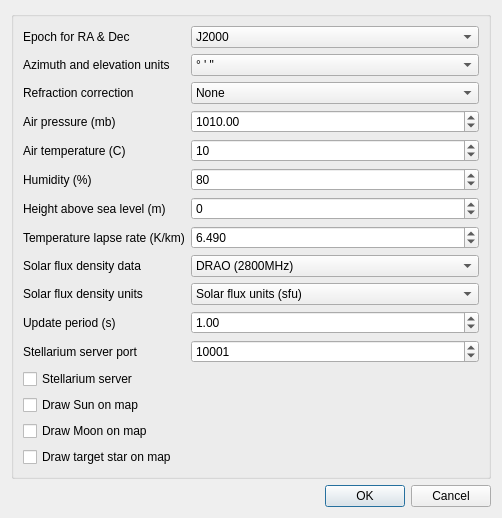
Qt form plugins/feature/startracker/startrackersettingsdialog.ui (f4exb/sdrangel) before a commit.
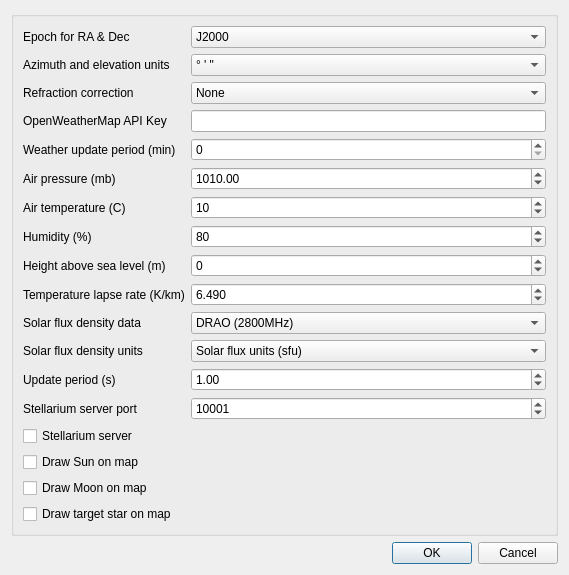
The same form after that commit.

Commit message:
Star Tracker updates.
Plot Sun and Moon on sky temperature chart.
Plot markers on Galactic line-of-sight chart.
Create animations from Galactic line-of-sight chart.
Allow weather at antenna location to be downloaded from openweathermap.org
Allow target to be entered as Galactic longitude / latitude.
Add azimuth and elevation offsets to support scans around targets.
Add S7, S8 and S9 targets.
Refactor some code from GUI to main plugin, so computed values can be used in other plugins.

The edit to the form file:
```diff
--- a/plugins/feature/startracker/startrackersettingsdialog.ui
+++ b/plugins/feature/startracker/startrackersettingsdialog.ui
@@ -6,8 +6,8 @@
    <rect>
     <x>0</x>
     <y>0</y>
-    <width>496</width>
-    <height>491</height>
+    <width>569</width>
+    <height>535</height>
    </rect>
   </property>
   <property name="font">
@@ -23,47 +23,85 @@
    <item>
     <widget class="QGroupBox" name="groupBox">
      <layout class="QGridLayout" name="gridLayout">
-      <item row="10" column="1">
-       <widget class="QDoubleSpinBox" name="updatePeriod">
+      <item row="0" column="1">
+       <widget class="QComboBox" name="epoch">
         <property name="toolTip">
          <string>Enter the time in seconds between each calculation of the target's position</string>
         </property>
-        <property name="value">
-         <double>1.000000000000000</double>
-        </property>
+        <item>
+         <property name="text">
+          <string>J2000</string>
+         </property>
+        </item>
+        <item>
+         <property name="text">
+          <string>JNOW</string>
+         </property>
+        </item>
        </widget>
       </item>
-      <item row="4" column="1">
-       <widget class="QSpinBox" name="temperature">
+      <item row="15" column="0">
+       <widget class="QCheckBox" name="enableServer">
         <property name="toolTip">
          <string>Air temperature in degrees Celsius, for use in atmospheric refraction correction</string>
         </property>
-        <property name="minimum">
-         <number>-100</number>
+        <property name="text">
+         <string>Stellarium server</string>
+        </property>
+       </widget>
+      </item>
+      <item row="5" column="0">
+       <widget class="QLabel" name="pressureLabel">
+        <property name="text">
+         <string>Air pressure (mb)</string>
+        </property>
+       </widget>
+      </item>
+      <item row="7" column="1">
+       <widget class="QSpinBox" name="humidity">
+        <property name="toolTip">
+         <string>Relative humidity in %</string>
         </property>
         <property name="maximum">
          <number>100</number>
         </property>
         <property name="value">
-         <number>10</number>
+         <number>80</number>
         </property>
        </widget>
       </item>
-      <item row="1" column="0">
-       <widget class="QLabel" name="azElUnitsLabel">
+      <item row="9" column="0">
+       <widget class="QLabel" name="temperatureLapseRateLabel">
+        <property name="toolTip">
+         <string>Temperature lapse rate (K/m)</string>
+        </property>
         <property name="text">
-         <string>Azimuth and elevation units</string>
+         <string>Temperature lapse rate (K/km)</string>
+        </property>
+       </widget>
+      </item>
+      <item row="17" column="0">
+       <widget class="QCheckBox" name="drawMoonOnMap">
+        <property name="text">
+         <string>Draw Moon on map</string>
         </property>
        </widget>
       </item>
       <item row="16" column="0">
-       <widget class="QCheckBox" name="drawStarOnMap">
+       <widget class="QCheckBox" name="drawSunOnMap">
         <property name="text">
-         <string>Draw target star on map</string>
+         <string>Draw Sun on map</string>
         </property>
        </widget>
       </item>
-      <item row="3" column="1">
+      <item row="6" column="0">
+       <widget class="QLabel" name="temperatureLabel">
+        <property name="text">
+         <string>Air temperature (C)</string>
+        </property>
+       </widget>
+      </item>
+      <item row="5" column="1">
        <widget class="QDoubleSpinBox" name="pressure">
         <property name="toolTip">
          <string>Air pressure in millibars, for use in atmospheric refraction correction</string>
@@ -79,83 +117,7 @@
         </property>
        </widget>
       </item>
-      <item row="6" column="0">
-       <widget class="QLabel" name="heightLabel">
-        <property name="text">
-         <string>Height above sea level (m)</string>
-        </property>
-       </widget>
-      </item>
-      <item row="15" column="0">
-       <widget class="QCheckBox" name="drawMoonOnMap">
-        <property name="text">
-         <string>Draw Moon on map</string>
-        </property>
-       </widget>
-      </item>
-      <item row="9" column="1">
-       <widget class="QComboBox" name="solarFluxUnits">
-        <property name="toolTip">
-         <string>Units to use for the display of the Solar flux density</string>
-        </property>
-        <item>
-         <property name="text">
-          <string>Solar flux units (sfu)</string>
-         </property>
-        </item>
-        <item>
-         <property name="text">
-          <string>Jansky (Jy)</string>
-         </property>
-        </item>
-        <item>
-         <property name="text">
-          <string>Watts per square metre per hertz (W m^-2 Hz-1)</string>
-         </property>
-        </item>
-       </widget>
-      </item>
-      <item row="10" column="0">
-       <widget class="QLabel" name="updatePeriodLabel">
-        <property name="text">
-         <string>Update period (s)</string>
-        </property>
-       </widget>
-      </item>
-      <item row="6" column="1">
-       <widget class="QSpinBox" name="height">
-        <property name="toolTip">
-         <string>Height of observation/antenna location above sea level in metres</string>
-        </property>
-        <property name="minimum">
-         <number>-1000</number>
-        </property>
-        <property name="maximum">
-         <number>20000</number>
-        </property>
-       </widget>
-      </item>
-      <item row="5" column="1">
-       <widget class="QSpinBox" name="humidity">
-        <property name="toolTip">
-         <string>Relative humidity in %</string>
-        </property>
-        <property name="maximum">
-         <number>100</number>
-        </property>
-        <property name="value">
-         <number>80</number>
-        </property>
-       </widget>
-      </item>
-      <item row="9" column="0">
-       <widget class="QLabel" name="solarFluxUnitsLabel">
-        <property name="text">
-         <string>Solar flux density units</string>
-        </property>
-       </widget>
-      </item>
-      <item row="17" column="1">
+      <item row="20" column="1">
        <spacer name="verticalSpacer">
         <property name="orientation">
          <enum>Qt::Vertical</enum>
@@ -168,114 +130,52 @@
         </property>
        </spacer>
       </item>
-      <item row="14" column="0">
-       <widget class="QCheckBox" name="drawSunOnMap">
+      <item row="18" column="0">
+       <widget class="QCheckBox" name="drawStarOnMap">
         <property name="text">
-         <string>Draw Sun on map</string>
-        </property>
-       </widget>
-      </item>
-      <item row="12" column="1">
-       <widget class="QSpinBox" name="serverPort">
-        <property name="toolTip">
-         <string>Stellarium telescope server IP port number</string>
-        </property>
-        <property name="minimum">
-         <number>1024</number>
-        </property>
-        <property name="maximum">
-         <number>65535</number>
-        </property>
-        <property name="value">
-         <number>10001</number>
-        </property>
-       </widget>
-      </item>
-      <item row="12" column="0">
-       <widget class="QLabel" name="serverPortLabel">
-        <property name="text">
-         <string>Stellarium server port</string>
-        </property>
-       </widget>
-      </item>
-      <item row="0" column="0">
-       <widget class="QLabel" name="epochLabel">
-        <property name="text">
-         <string>Epoch for RA &amp; Dec</string>
-        </property>
-       </widget>
-      </item>
-      <item row="7" column="0">
-       <widget class="QLabel" name="temperatureLapseRateLabel">
-        <property name="toolTip">
-         <string>Temperature lapse rate (K/m)</string>
-        </property>
-        <property name="text">
-         <string>Temperature lapse rate (K/km)</string>
-        </property>
-       </widget>
-      </item>
-      <item row="3" column="0">
-       <widget class="QLabel" name="pressureLabel">
-        <property name="text">
-         <string>Air pressure (mb)</string>
-        </property>
-       </widget>
-      </item>
-      <item row="13" column="0">
-       <widget class="QCheckBox" name="enableServer">
-        <property name="toolTip">
-         <string>Enable Stellarium server which allows RA and Dec to be sent to and from Stellarium</string>
-        </property>
-        <property name="text">
-         <string>Stellarium server</string>
-        </property>
-       </widget>
-      </item>
-      <item row="0" column="1">
-       <widget class="QComboBox" name="epoch">
-        <property name="toolTip">
-         <string>Epoch for custom right ascension and declination</string>
-        </property>
-        <item>
-         <property name="text">
-          <string>J2000</string>
-         </property>
-        </item>
-        <item>
-         <property name="text">
-          <string>JNOW</string>
-         </property>
-        </item>
-       </widget>
-      </item>
-      <item row="7" column="1">
-       <widget class="QDoubleSpinBox" name="temperatureLapseRate">
-        <property name="decimals">
-         <number>3</number>
-        </property>
-        <property name="maximum">
-         <double>100.000000000000000</double>
-        </property>
-        <property name="value">
-         <double>6.490000000000000</double>
+         <string>Draw target star on map</string>
         </property>
        </widget>
       </item>
       <item row="4" column="0">
-       <widget class="QLabel" name="temperatureLabel">
+       <widget class="QLabel" name="weatherUpdatePeriodLabel">
         <property name="text">
-         <string>Air temperature (C)</string>
+         <string>Weather update period (min)</string>
         </property>
        </widget>
       </item>
-      <item row="5" column="0">
-       <widget class="QLabel" name="humidityLabel">
+      <item row="10" column="0">
+       <widget class="QLabel" name="solarFluxDataLabel">
         <property name="text">
-         <string>Humidity (%)</string>
+         <string>Solar flux density data</string>
         </property>
        </widget>
       </item>
+      <item row="2" column="1">
+       <widget class="QComboBox" name="refraction">
+        <property name="toolTip">
+         <string>Atmospheric refraction correction</string>
+        </property>
+        <property name="currentIndex">
+         <number>0</number>
+        </property>
+        <item>
+         <property name="text">
+          <string>None</string>
+         </property>
+        </item>
+        <item>
+         <property name="text">
+          <string>Saemundsson</string>
+         </property>
+        </item>
+        <item>
+         <property name="text">
+          <string>Positional Astronomy Library</string>
+         </property>
+        </item>
+       </widget>
+      </item>
       <item row="1" column="1">
        <widget class="QComboBox" name="azElUnits">
         <property name="toolTip">
@@ -306,6 +206,42 @@
         </item>
        </widget>
       </item>
+      <item row="6" column="1">
+       <widget class="QSpinBox" name="temperature">
+        <property name="toolTip">
+         <string>Air temperature in degrees Celsius, for use in atmospheric refraction correction</string>
+        </property>
+        <property name="minimum">
+         <number>-100</number>
+        </property>
+        <property name="maximum">
+         <number>100</number>
+        </property>
+        <property name="value">
+         <number>10</number>
+        </property>
+       </widget>
+      </item>
+      <item row="11" column="0">
+       <widget class="QLabel" name="solarFluxUnitsLabel">
+        <property name="text">
+         <string>Solar flux density units</string>
+        </property>
+       </widget>
+      </item>
+      <item row="9" column="1">
+       <widget class="QDoubleSpinBox" name="temperatureLapseRate">
+        <property name="decimals">
+         <number>3</number>
+        </property>
+        <property name="maximum">
+         <double>100.000000000000000</double>
+        </property>
+        <property name="value">
+         <double>6.490000000000000</double>
+        </property>
+       </widget>
+      </item>
       <item row="2" column="0">
        <widget class="QLabel" name="refractionLabel">
         <property name="text">
@@ -313,8 +249,8 @@
         </property>
        </widget>
       </item>
-      <item row="2" column="1">
-       <widget class="QComboBox" name="refraction">
+      <item row="11" column="1">
+       <widget class="QComboBox" name="solarFluxUnits">
         <property name="toolTip">
          <string>Atmospheric refraction correction</string>
         </property>
@@ -323,7 +259,7 @@
         </property>
         <item>
          <property name="text">
-          <string>None</string>
+          <string>Solar flux units (sfu)</string>
          </property>
         </item>
         <item>
@@ -339,13 +275,111 @@
        </widget>
       </item>
       <item row="8" column="0">
-       <widget class="QLabel" name="solarFluxDataLabel">
+       <widget class="QLabel" name="heightLabel">
         <property name="text">
-         <string>Solar flux density data</string>
+         <string>Height above sea level (m)</string>
+        </property>
+       </widget>
+      </item>
+      <item row="3" column="1">
+       <widget class="QLineEdit" name="owmAPIKey">
+        <property name="toolTip">
+         <string>API key from openweathermap.org to download real-time weather</string>
+        </property>
+       </widget>
+      </item>
+      <item row="14" column="0">
+       <widget class="QLabel" name="serverPortLabel">
+        <property name="text">
+         <string>Stellarium server port</string>
+        </property>
+       </widget>
+      </item>
+      <item row="0" column="0">
+       <widget class="QLabel" name="epochLabel">
+        <property name="text">
+         <string>Epoch for RA &amp; Dec</string>
+        </property>
+       </widget>
+      </item>
+      <item row="1" column="0">
+       <widget class="QLabel" name="azElUnitsLabel">
+        <property name="text">
+         <string>Azimuth and elevation units</string>
+        </property>
+       </widget>
+      </item>
+      <item row="3" column="0">
+       <widget class="QLabel" name="owmAPIKeyLabel">
+        <property name="text">
+         <string>OpenWeatherMap API Key</string>
+        </property>
+       </widget>
+      </item>
+      <item row="14" column="1">
+       <widget class="QSpinBox" name="serverPort">
+        <property name="toolTip">
+         <string>Stellarium telescope server IP port number</string>
+        </property>
+        <property name="minimum">
+         <number>1024</number>
+        </property>
+        <property name="maximum">
+         <number>65535</number>
+        </property>
+        <property name="value">
+         <number>10001</number>
+        </property>
+       </widget>
+      </item>
+      <item row="12" column="1">
+       <widget class="QDoubleSpinBox" name="updatePeriod">
+        <property name="toolTip">
+         <string>Enter the time in seconds between each calculation of the target's position</string>
+        </property>
+        <property name="value">
+         <double>1.000000000000000</double>
+        </property>
+       </widget>
+      </item>
+      <item row="12" column="0">
+       <widget class="QLabel" name="updatePeriodLabel">
+        <property name="text">
+         <string>Update period (s)</string>
+        </property>
+       </widget>
+      </item>
+      <item row="4" column="1">
+       <widget class="QSpinBox" name="weatherUpdatePeriod">
+        <property name="toolTip">
+         <string>Enter the time in minutes between each weather update</string>
+        </property>
+        <property name="maximum">
+         <number>100000</number>
+        </property>
+       </widget>
+      </item>
+      <item row="7" column="0">
+       <widget class="QLabel" name="humidityLabel">
+        <property name="text">
+         <string>Humidity (%)</string>
         </property>
        </widget>
       </item>
       <item row="8" column="1">
+       <widget class="QSpinBox" name="height">
+        <property name="toolTip">
+         <string>Height of observation/antenna location above sea level in metres</string>
+        </property>
+        <property name="minimum">
+         <number>-1000</number>
+        </property>
+        <property name="maximum">
+         <number>20000</number>
+        </property>
+       </widget>
+      </item>
+      <item row="10" column="1">
        <widget class="QComboBox" name="solarFluxData">
         <property name="toolTip">
          <string>Select frequency at which to display Solar flux density data for</string>
```
Left out of the diff: 16 changed lines with no effect on the pictures. The commit also changes 55 other files.
